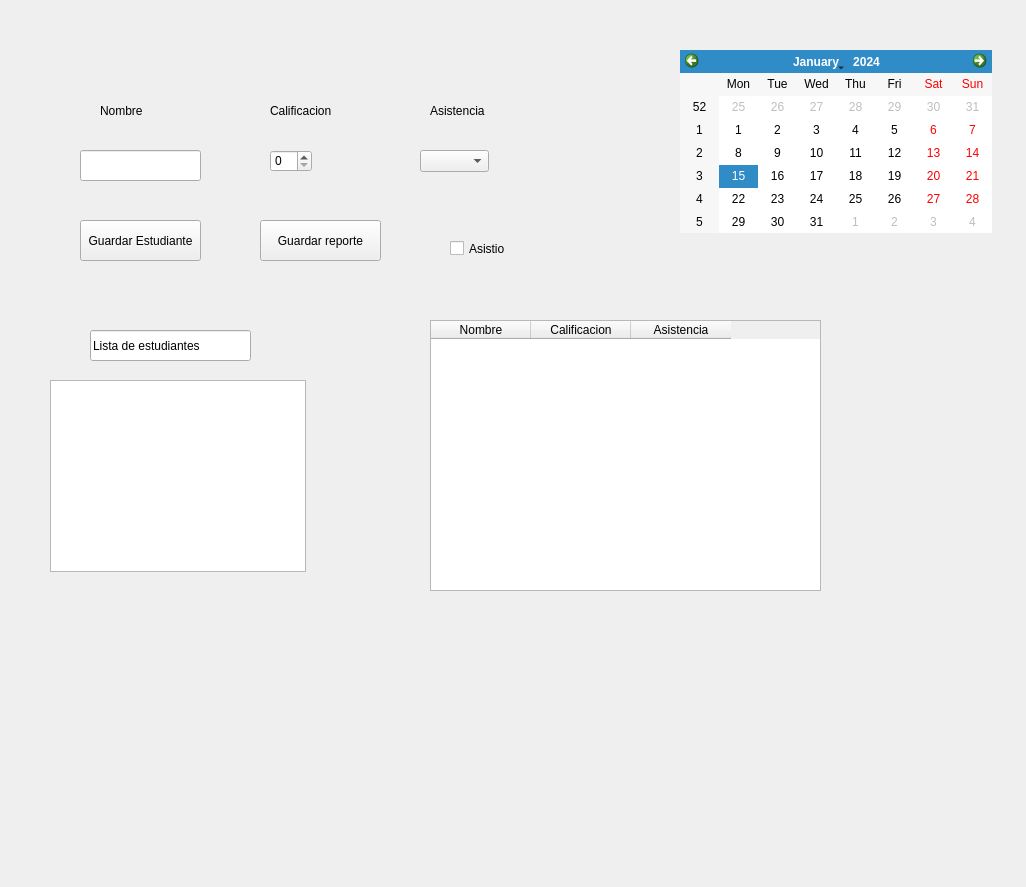
Old version of the form sistema_calificaciones.ui in the repository Kbri17/Grupo2.
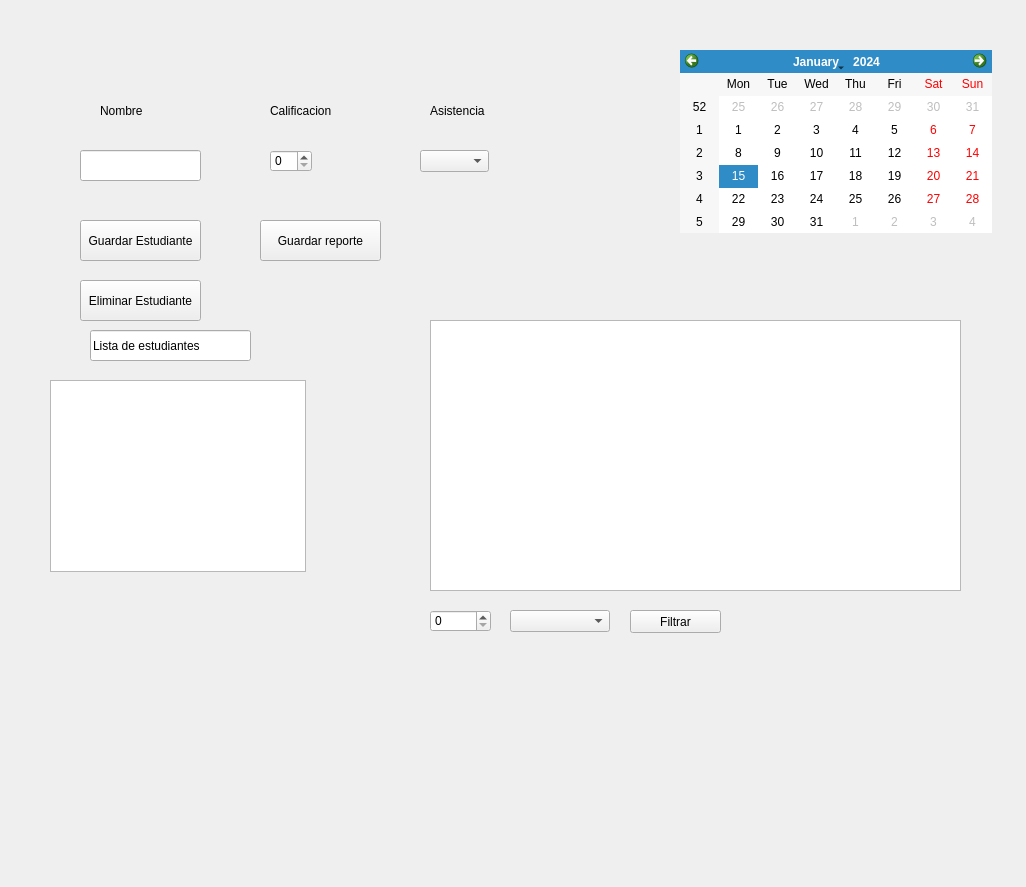
New version of the form.

Commit message: agregado boton eliminar estudiante y filtros

The edit to the form file:
```diff
--- a/sistema_calificaciones.ui
+++ b/sistema_calificaciones.ui
@@ -62,17 +62,27 @@
     </rect>
    </property>
   </widget>
-  <widget class="QCheckBox" name="checkbox_attendance">
+  <widget class="QSpinBox" name="spin_grade">
    <property name="geometry">
     <rect>
-     <x>450</x>
-     <y>240</y>
-     <width>70</width>
-     <height>17</height>
+     <x>270</x>
+     <y>150</y>
+     <width>42</width>
+     <height>22</height>
     </rect>
    </property>
-   <property name="text">
-    <string>Asistio</string>
+   <property name="maximum">
+    <number>20</number>
+   </property>
+  </widget>
+  <widget class="QComboBox" name="combo_attendance">
+   <property name="geometry">
+    <rect>
+     <x>420</x>
+     <y>150</y>
+     <width>69</width>
+     <height>22</height>
+    </rect>
    </property>
   </widget>
   <widget class="QPushButton" name="add_button">
@@ -101,30 +111,28 @@
     <string>Guardar reporte</string>
    </property>
   </widget>
+  <widget class="QPushButton" name="delete_button">
+   <property name="geometry">
+    <rect>
+     <x>80</x>
+     <y>280</y>
+     <width>121</width>
+     <height>41</height>
+    </rect>
+   </property>
+   <property name="text">
+    <string>Eliminar Estudiante</string>
+   </property>
+  </widget>
   <widget class="QTableWidget" name="tblGrades">
    <property name="geometry">
     <rect>
      <x>430</x>
      <y>320</y>
-     <width>391</width>
+     <width>531</width>
      <height>271</height>
     </rect>
    </property>
-   <column>
-    <property name="text">
-     <string>Nombre</string>
-    </property>
-   </column>
-   <column>
-    <property name="text">
-     <string>Calificacion</string>
-    </property>
-   </column>
-   <column>
-    <property name="text">
-     <string>Asistencia</string>
-    </property>
-   </column>
   </widget>
   <widget class="QCalendarWidget" name="calendar">
    <property name="geometry">
@@ -136,19 +144,6 @@
     </rect>
    </property>
   </widget>
-  <widget class="QSpinBox" name="spin_grade">
-   <property name="geometry">
-    <rect>
-     <x>270</x>
-     <y>150</y>
-     <width>42</width>
-     <height>22</height>
-    </rect>
-   </property>
-   <property name="maximum">
-    <number>20</number>
-   </property>
-  </widget>
   <widget class="QListWidget" name="list_students">
    <property name="geometry">
     <rect>
@@ -159,16 +154,6 @@
     </rect>
    </property>
   </widget>
-  <widget class="QComboBox" name="combo_attendance">
-   <property name="geometry">
-    <rect>
-     <x>420</x>
-     <y>150</y>
-     <width>69</width>
-     <height>22</height>
-    </rect>
-   </property>
-  </widget>
   <widget class="QLineEdit" name="lineEdit">
    <property name="geometry">
     <rect>
@@ -182,6 +167,44 @@
     <string>Lista de estudiantes</string>
    </property>
   </widget>
+
+  <!-- NUEVOS FILTROS -->
+  <widget class="QSpinBox" name="filter_min_grade">
+   <property name="geometry">
+    <rect>
+     <x>430</x>
+     <y>610</y>
+     <width>61</width>
+     <height>22</height>
+    </rect>
+   </property>
+   <property name="maximum">
+    <number>20</number>
+   </property>
+  </widget>
+  <widget class="QComboBox" name="filter_attendance">
+   <property name="geometry">
+    <rect>
+     <x>510</x>
+     <y>610</y>
+     <width>100</width>
+     <height>22</height>
+    </rect>
+   </property>
+  </widget>
+  <widget class="QPushButton" name="filter_button">
+   <property name="geometry">
+    <rect>
+     <x>630</x>
+     <y>610</y>
+     <width>91</width>
+     <height>23</height>
+    </rect>
+   </property>
+   <property name="text">
+    <string>Filtrar</string>
+   </property>
+  </widget>
  </widget>
  <resources/>
  <connections/>
```
